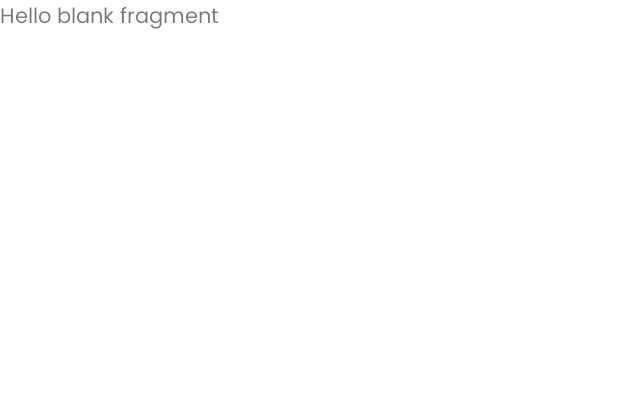
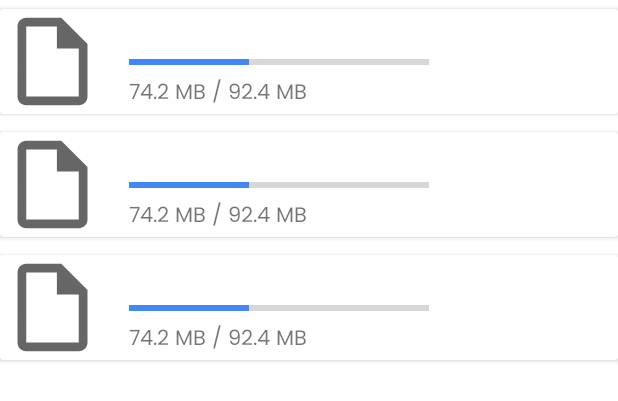
Before and after one commit to zancheema/shareone, an Android app: the layout fragment_receive.xml on its own in the app's theme, with its tools: preview values and no code run, on a phone screen of 412 x 824 dp. Shown: the top 401 px of the screen. Run offline under Robolectric (Android 15) with nearby library versions, the phone set to English and light mode, and no system bars.

Commit message:
designed fragment_send.xml and fragment_receive.xml

```diff
--- a/app/build.gradle
+++ b/app/build.gradle
@@ -3,6 +3,7 @@ plugins {
     id 'kotlin-android'
     id 'androidx.navigation.safeargs.kotlin'
     id 'kotlin-kapt'
+    id 'kotlin-parcelize'
 }
 
 android {
--- a/app/src/main/java/com/zancheema/share/android/shareone/home/HomeFragment.kt
+++ b/app/src/main/java/com/zancheema/share/android/shareone/home/HomeFragment.kt
@@ -4,6 +4,7 @@ import android.content.Intent
 import android.content.pm.PackageManager
 import android.net.Uri
 import android.os.Bundle
+import android.util.Log
 import android.view.LayoutInflater
 import android.view.View
 import android.view.ViewGroup
@@ -20,6 +21,8 @@ import com.zancheema.share.android.shareone.data.DefaultDataSource
 import com.zancheema.share.android.shareone.databinding.FragmentHomeBinding
 import com.zancheema.share.android.shareone.util.EventObserver
 
+private const val TAG = "HomeFragment"
+
 class HomeFragment : Fragment() {
 
     private val prepareSendPermissions =
@@ -27,6 +30,7 @@ class HomeFragment : Fragment() {
 
     private val selectFilesIntent: Intent = Intent(Intent.ACTION_GET_CONTENT).apply {
         putExtra(Intent.EXTRA_ALLOW_MULTIPLE, true)
+        addCategory(Intent.CATEGORY_OPENABLE)
         type = "*/*"
     }
 
@@ -47,6 +51,7 @@ class HomeFragment : Fragment() {
         registerForActivityResult(StartActivityForResult()) { result ->
             result?.data?.clipData?.let { clipData ->
                 val uris = Array<Uri>(clipData.itemCount) { index ->
+                    Log.d(TAG, "uris[$index]: ${clipData.getItemAt(index).uri}")
                     clipData.getItemAt(index).uri
                 }
                 findNavController().navigate(
--- /dev/null
+++ b/app/src/main/res/drawable/ic_outline_insert_drive_file_24.xml
@@ -0,0 +1,10 @@
+<vector xmlns:android="http://schemas.android.com/apk/res/android"
+    android:width="24dp"
+    android:height="24dp"
+    android:viewportWidth="24"
+    android:viewportHeight="24"
+    android:tint="?attr/colorControlNormal">
+  <path
+      android:fillColor="@android:color/white"
+      android:pathData="M14,2H6c-1.1,0 -1.99,0.9 -1.99,2L4,20c0,1.1 0.89,2 1.99,2H18c1.1,0 2,-0.9 2,-2V8l-6,-6zM6,20V4h7v5h5v11H6z"/>
+</vector>
--- a/app/src/main/res/layout/fragment_find_receiver.xml
+++ b/app/src/main/res/layout/fragment_find_receiver.xml
@@ -14,6 +14,7 @@
 
         <androidx.recyclerview.widget.RecyclerView
             android:id="@+id/rcReceiverList"
+            android:layout_marginHorizontal="8dp"
             android:layout_width="match_parent"
             android:layout_height="match_parent"
             app:layoutManager="androidx.recyclerview.widget.LinearLayoutManager"
--- a/app/src/main/res/layout/fragment_receive.xml
+++ b/app/src/main/res/layout/fragment_receive.xml
@@ -5,10 +5,10 @@
     android:layout_height="match_parent"
     tools:context=".receive.ReceiveFragment">
 
-    <!-- TODO: Update blank fragment layout -->
-    <TextView
+    <androidx.recyclerview.widget.RecyclerView
+        android:id="@+id/rcShareList"
         android:layout_width="match_parent"
         android:layout_height="match_parent"
-        android:text="@string/hello_blank_fragment" />
+        tools:listitem="@layout/item_share" />
 
 </FrameLayout>
--- a/app/src/main/res/layout/fragment_send.xml
+++ b/app/src/main/res/layout/fragment_send.xml
@@ -5,10 +5,10 @@
     android:layout_height="match_parent"
     tools:context=".send.SendFragment">
 
-    <!-- TODO: Update blank fragment layout -->
-    <TextView
+    <androidx.recyclerview.widget.RecyclerView
+        android:id="@+id/rcShareList"
         android:layout_width="match_parent"
         android:layout_height="match_parent"
-        android:text="@string/hello_blank_fragment" />
+        tools:listitem="@layout/item_share" />
 
 </FrameLayout>
--- /dev/null
+++ b/app/src/main/res/layout/item_share.xml
@@ -0,0 +1,68 @@
+<?xml version="1.0" encoding="utf-8"?>
+<layout xmlns:android="http://schemas.android.com/apk/res/android"
+    xmlns:app="http://schemas.android.com/apk/res-auto"
+    xmlns:tools="http://schemas.android.com/tools">
+
+    <data>
+
+        <variable
+            name="share"
+            type="com.zancheema.share.android.shareone.common.LiveShare" />
+    </data>
+
+    <androidx.cardview.widget.CardView
+        android:layout_width="match_parent"
+        android:layout_height="wrap_content"
+        android:layout_marginVertical="@dimen/card_margin_vertical_normal">
+
+        <androidx.constraintlayout.widget.ConstraintLayout
+            android:layout_width="match_parent"
+            android:layout_height="wrap_content">
+
+            <ImageView
+                android:id="@+id/ivThumbnail"
+                android:layout_width="70dp"
+                android:layout_height="70dp"
+                android:src="@drawable/ic_outline_insert_drive_file_24"
+                app:layout_constraintBottom_toBottomOf="parent"
+                app:layout_constraintStart_toStartOf="parent"
+                app:layout_constraintTop_toTopOf="parent" />
+
+            <TextView
+                android:id="@+id/tvName"
+                android:layout_width="0dp"
+                android:layout_height="wrap_content"
+                android:layout_marginStart="16dp"
+                android:ellipsize="end"
+                android:maxLines="1"
+                android:text="@{share.name}"
+                app:layout_constraintBottom_toTopOf="@+id/pbTransfer"
+                app:layout_constraintEnd_toEndOf="parent"
+                app:layout_constraintStart_toEndOf="@+id/ivThumbnail"
+                app:layout_constraintTop_toTopOf="@+id/ivThumbnail" />
+
+            <ProgressBar
+                android:id="@+id/pbTransfer"
+                style="?android:attr/progressBarStyleHorizontal"
+                android:layout_width="200dp"
+                android:layout_height="wrap_content"
+                android:progress="@{share.progress}"
+                android:progressTint="@color/blue"
+                app:layout_constraintBottom_toTopOf="@+id/tvTransfer"
+                app:layout_constraintStart_toStartOf="@+id/tvName"
+                app:layout_constraintTop_toBottomOf="@+id/tvName"
+                tools:progress="@integer/sample_progress" />
+
+            <TextView
+                android:id="@+id/tvTransfer"
+                android:layout_width="wrap_content"
+                android:layout_height="wrap_content"
+                android:text="@{share.transferredBytes}"
+                android:textColor="@{share.isComplete ? @color/color_on_primary : @color/blue}"
+                app:layout_constraintBottom_toBottomOf="@+id/ivThumbnail"
+                app:layout_constraintStart_toStartOf="@+id/pbTransfer"
+                app:layout_constraintTop_toBottomOf="@+id/pbTransfer"
+                tools:text="@string/data_transferred_tools" />
+        </androidx.constraintlayout.widget.ConstraintLayout>
+    </androidx.cardview.widget.CardView>
+</layout>
--- a/app/src/main/res/values/dimens.xml
+++ b/app/src/main/res/values/dimens.xml
@@ -7,4 +7,5 @@
     <dimen name="stroke_width_button">1dp</dimen>
     <dimen name="height_button">36dp</dimen>
     <dimen name="height_divider">1dp</dimen>
+    <dimen name="card_margin_vertical_normal">6dp</dimen>
 </resources>
--- /dev/null
+++ b/app/src/main/res/values/integers.xml
@@ -0,0 +1,4 @@
+<?xml version="1.0" encoding="utf-8"?>
+<resources>
+    <integer name="sample_progress">40</integer>
+</resources>
--- a/app/src/main/res/values/strings.xml
+++ b/app/src/main/res/values/strings.xml
@@ -16,4 +16,10 @@
     <string name="permissions_not_granted">Permissions not granted</string>
     <string name="press_and_hold_to_select">Press and hold to select</string>
     <string name="scanning">Scanning…</string>
+    <string name="bytes_transferred">%s / %s</string>
+    <string name="data_transferred_tools">74.2 MB / 92.4 MB</string>
+    <string name="format_size_bytes">%.0f B</string>
+    <string name="format_size_kb">%.1f KB</string>
+    <string name="format_size_mb">%.1f MB</string>
+    <string name="format_size_gb">%.1f GB</string>
 </resources>
```
Also changed, not shown: app/src/main/java/com/zancheema/share/android/shareone/common/ShareCommon.kt (added, +111 -0 lines), app/src/main/java/com/zancheema/share/android/shareone/receive/ReceiveFragment.kt (+8 -37 lines), app/src/main/java/com/zancheema/share/android/shareone/send/SendFragment.kt (+13 -0 lines), app/src/main/res/layout/item_receiver.xml (+13 -12 lines), app/src/main/res/navigation/nav_graph.xml (+34 -1 lines).
